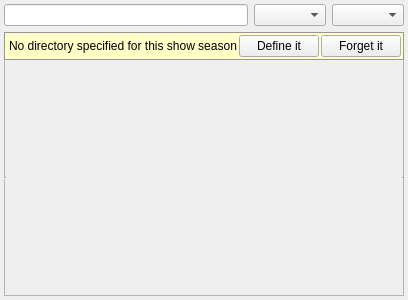
Above: showdetailwidget.ui from Guid75/betaseeker before the change. Below: the same form after it.
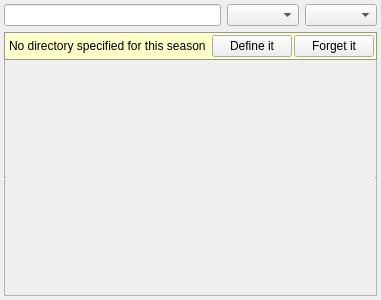
That is the form after the change.

Patch:
```diff
--- a/showdetailwidget.ui
+++ b/showdetailwidget.ui
@@ -115,7 +115,7 @@
 </string>
            </property>
            <property name="text">
-            <string>No directory specified for this show season</string>
+            <string>No directory specified for this season</string>
            </property>
            <property name="margin">
             <number>0</number>
```
